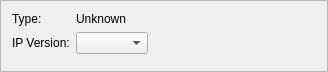
First picture: the form in ui/InternetInspector.ui, repository dmzgroup/css, before the edit.
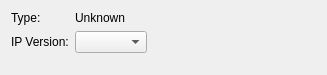
Second picture: the form after the edit.

Patch:
```diff
--- a/ui/InternetInspector.ui
+++ b/ui/InternetInspector.ui
@@ -1,24 +1,18 @@
 <?xml version="1.0" encoding="UTF-8"?>
 <ui version="4.0">
  <class>Frame</class>
- <widget class="QFrame" name="Frame">
+ <widget class="QWidget" name="Frame">
   <property name="geometry">
    <rect>
     <x>0</x>
     <y>0</y>
-    <width>328</width>
-    <height>72</height>
+    <width>327</width>
+    <height>75</height>
    </rect>
   </property>
   <property name="windowTitle">
    <string>Internet Inspector</string>
   </property>
-  <property name="frameShape">
-   <enum>QFrame::StyledPanel</enum>
-  </property>
-  <property name="frameShadow">
-   <enum>QFrame::Raised</enum>
-  </property>
   <layout class="QFormLayout" name="formLayout">
    <property name="fieldGrowthPolicy">
     <enum>QFormLayout::FieldsStayAtSizeHint</enum>
```
